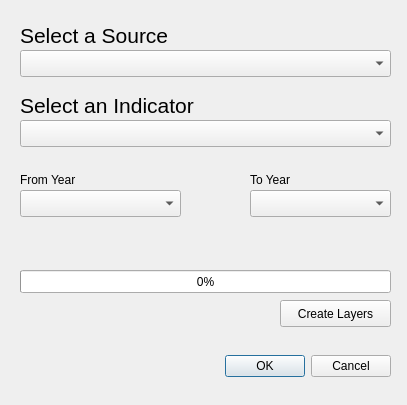
Old version of the form geobricks_qgis_plugin_world_bank_dialog_base.ui in the repository geobricks/geobricks_qgis_plugin_world_bank.
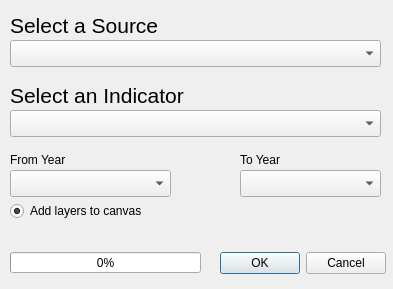
New version of the form.

What changed in the file:
```diff
--- a/geobricks_qgis_plugin_world_bank_dialog_base.ui
+++ b/geobricks_qgis_plugin_world_bank_dialog_base.ui
@@ -6,34 +6,18 @@
    <rect>
     <x>0</x>
     <y>0</y>
-    <width>407</width>
-    <height>405</height>
+    <width>393</width>
+    <height>289</height>
    </rect>
   </property>
   <property name="windowTitle">
    <string>wb</string>
   </property>
-  <widget class="QDialogButtonBox" name="button_box">
-   <property name="geometry">
-    <rect>
-     <x>120</x>
-     <y>350</y>
-     <width>271</width>
-     <height>32</height>
-    </rect>
-   </property>
-   <property name="orientation">
-    <enum>Qt::Horizontal</enum>
-   </property>
-   <property name="standardButtons">
-    <set>QDialogButtonBox::Cancel|QDialogButtonBox::Ok</set>
-   </property>
-  </widget>
   <widget class="QComboBox" name="cbIndicator">
    <property name="geometry">
     <rect>
-     <x>20</x>
-     <y>120</y>
+     <x>10</x>
+     <y>110</y>
      <width>371</width>
      <height>27</height>
     </rect>
@@ -42,8 +26,8 @@
   <widget class="QComboBox" name="cbFromYear">
    <property name="geometry">
     <rect>
-     <x>20</x>
-     <y>190</y>
+     <x>10</x>
+     <y>170</y>
      <width>161</width>
      <height>27</height>
     </rect>
@@ -52,8 +36,8 @@
   <widget class="QComboBox" name="cbToYear">
    <property name="geometry">
     <rect>
-     <x>250</x>
-     <y>190</y>
+     <x>240</x>
+     <y>170</y>
      <width>141</width>
      <height>27</height>
     </rect>
@@ -62,8 +46,8 @@
   <widget class="QLabel" name="label">
    <property name="geometry">
     <rect>
-     <x>20</x>
-     <y>90</y>
+     <x>10</x>
+     <y>80</y>
      <width>191</width>
      <height>31</height>
     </rect>
@@ -75,8 +59,8 @@
   <widget class="QLabel" name="label_2">
    <property name="geometry">
     <rect>
-     <x>20</x>
-     <y>170</y>
+     <x>10</x>
+     <y>150</y>
      <width>81</width>
      <height>21</height>
     </rect>
@@ -88,8 +72,8 @@
   <widget class="QLabel" name="label_3">
    <property name="geometry">
     <rect>
-     <x>250</x>
-     <y>170</y>
+     <x>240</x>
+     <y>150</y>
      <width>81</width>
      <height>21</height>
     </rect>
@@ -101,35 +85,22 @@
   <widget class="QProgressBar" name="progressBar">
    <property name="geometry">
     <rect>
-     <x>20</x>
-     <y>270</y>
-     <width>371</width>
-     <height>23</height>
+     <x>10</x>
+     <y>252</y>
+     <width>191</width>
+     <height>21</height>
     </rect>
    </property>
    <property name="value">
     <number>0</number>
    </property>
   </widget>
-  <widget class="QPushButton" name="createLayers">
-   <property name="geometry">
-    <rect>
-     <x>280</x>
-     <y>300</y>
-     <width>111</width>
-     <height>27</height>
-    </rect>
-   </property>
-   <property name="text">
-    <string>Create Layers</string>
-   </property>
-  </widget>
   <widget class="QLabel" name="progressText">
    <property name="geometry">
     <rect>
-     <x>20</x>
-     <y>250</y>
-     <width>311</width>
+     <x>10</x>
+     <y>230</y>
+     <width>371</width>
      <height>17</height>
     </rect>
    </property>
@@ -140,8 +111,8 @@
   <widget class="QComboBox" name="cbSource">
    <property name="geometry">
     <rect>
-     <x>20</x>
-     <y>50</y>
+     <x>10</x>
+     <y>40</y>
      <width>371</width>
      <height>27</height>
     </rect>
@@ -150,8 +121,8 @@
   <widget class="QLabel" name="label_4">
    <property name="geometry">
     <rect>
-     <x>20</x>
-     <y>20</y>
+     <x>10</x>
+     <y>10</y>
      <width>191</width>
      <height>31</height>
     </rect>
@@ -160,6 +131,38 @@
     <string>&lt;html&gt;&lt;head/&gt;&lt;body&gt;&lt;p&gt;&lt;span style=&quot; font-size:16pt;&quot;&gt;Select a Source&lt;/span&gt;&lt;/p&gt;&lt;/body&gt;&lt;/html&gt;</string>
    </property>
   </widget>
+  <widget class="QDialogButtonBox" name="buttonBox">
+   <property name="geometry">
+    <rect>
+     <x>210</x>
+     <y>250</y>
+     <width>176</width>
+     <height>27</height>
+    </rect>
+   </property>
+   <property name="standardButtons">
+    <set>QDialogButtonBox::Cancel|QDialogButtonBox::Ok</set>
+   </property>
+  </widget>
+  <widget class="QRadioButton" name="radioButton">
+   <property name="geometry">
+    <rect>
+     <x>10</x>
+     <y>200</y>
+     <width>161</width>
+     <height>22</height>
+    </rect>
+   </property>
+   <property name="text">
+    <string>Add layers to canvas</string>
+   </property>
+   <property name="checkable">
+    <bool>true</bool>
+   </property>
+   <property name="checked">
+    <bool>true</bool>
+   </property>
+  </widget>
  </widget>
  <resources/>
  <connections>
```
Left out of the diff: 37 changed lines with no effect on the pictures.
